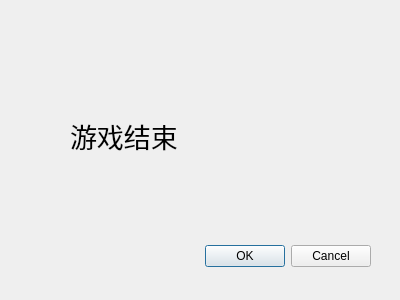
First picture: the form in dialog.ui, repository CalciumArgon/SnakeGame, before the edit.
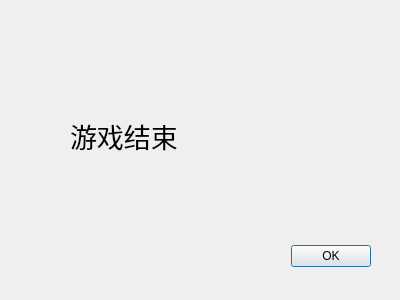
Second picture: the form after the edit.

What changed in the file:
```diff
--- a/dialog.ui
+++ b/dialog.ui
@@ -26,7 +26,7 @@
     <enum>Qt::Horizontal</enum>
    </property>
    <property name="standardButtons">
-    <set>QDialogButtonBox::Cancel|QDialogButtonBox::Ok</set>
+    <set>QDialogButtonBox::Ok</set>
    </property>
   </widget>
   <widget class="QLabel" name="label">
```
Left out of the diff: 16 changed lines with no effect on the pictures.
